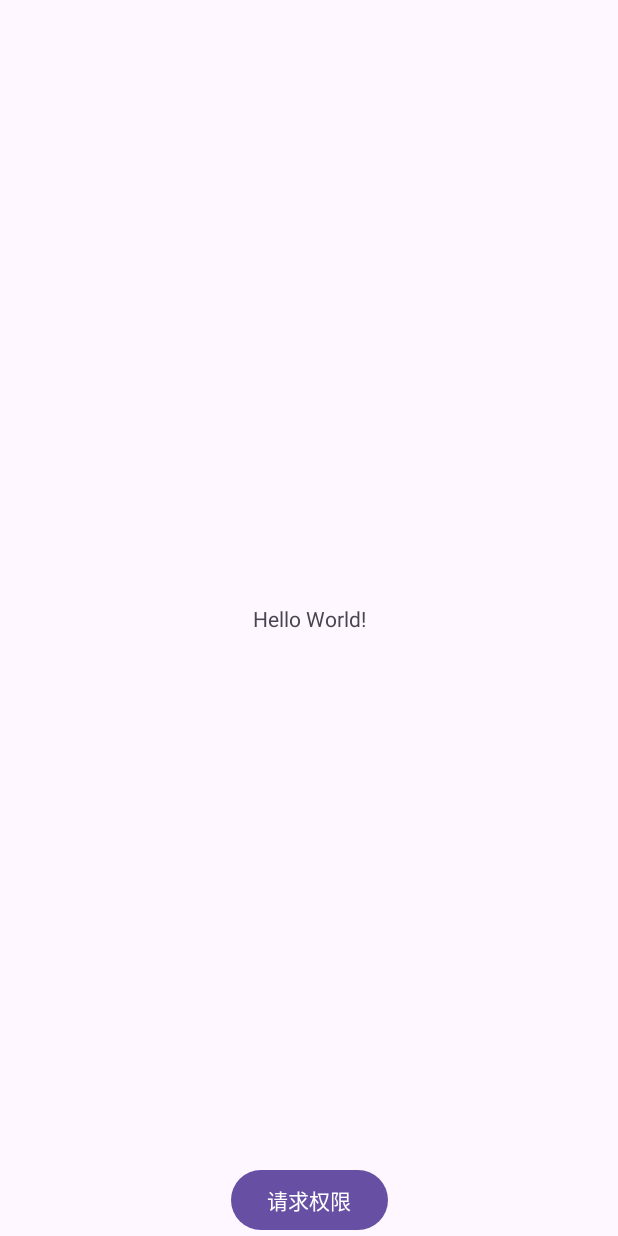
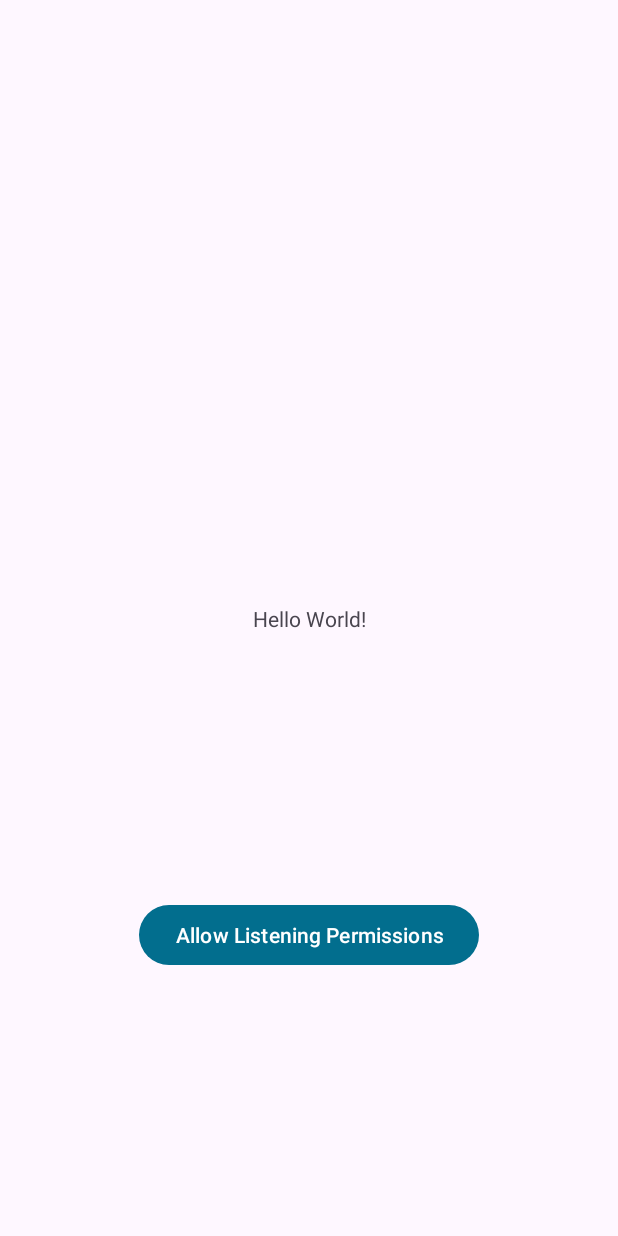
Before and after one commit to JerryHuang0424/killbill, an Android app: the screen it shows after launch (MainActivity), on a phone screen of 412 x 824 dp. Run offline under Robolectric (Android 15) with nearby library versions, the phone set to English and light mode, and no system bars; our stand-ins replace Timber; libraries missing offline, so code that uses them is left out: com.llw.easyutil; 1 statement that could not run was skipped.

Commit message:
优化了之前创建的代码逻辑，并添加了一个model用来存储数据到内存

```diff
--- a/app/src/main/java/org/wit/killbill/Activity/MainActivity.kt
+++ b/app/src/main/java/org/wit/killbill/Activity/MainActivity.kt
@@ -7,18 +7,18 @@ import android.service.notification.StatusBarNotification
 import android.view.View
 import android.widget.TextView
 import android.widget.Toast
-import androidx.activity.enableEdgeToEdge
 import androidx.appcompat.app.AppCompatActivity
 import androidx.core.app.NotificationManagerCompat
-import androidx.core.view.ViewCompat
-import androidx.core.view.WindowInsetsCompat
+import com.llw.easyutil.Easy
 import org.wit.killbill.NotifyServer.NotifyListener
 import org.wit.killbill.NotifyServer.NotifyService
 import org.wit.killbill.R
+import org.wit.killbill.databinding.ActivityMainBinding
+import org.wit.killbill.models.Model
+import timber.log.Timber
+import java.text.SimpleDateFormat
+import java.util.Date
 import java.util.Locale
-import java.util.Date
-import java.text.SimpleDateFormat
-import java.util.TimeZone
 
 class MainActivity : AppCompatActivity(), NotifyListener {
     companion object {
@@ -29,40 +29,53 @@ class MainActivity : AppCompatActivity(), NotifyListener {
 
     private lateinit var notifyService: NotifyService
 
+    private lateinit var binding: ActivityMainBinding
+
     override fun onCreate(savedInstanceState: Bundle?) {
         super.onCreate(savedInstanceState)
-        enableEdgeToEdge()
-        setContentView(R.layout.activity_main)
+        binding = ActivityMainBinding.inflate(layoutInflater)
+        setContentView(binding.root)
+
+        Easy.initialize(this)
+        //Plant a log timber tree, to show collect all information when app execute.
+        Timber.plant(Timber.DebugTree())
+        Timber.i("Placemark Activity started..")
+
         textView = findViewById(R.id.textView)
+
+        //把mainActivity页面注册通知监听
         NotifyHelper.getInstance().setNotifyListener(this)
-        ViewCompat.setOnApplyWindowInsetsListener(findViewById(R.id.main)) { v, insets ->
-            val systemBars = insets.getInsets(WindowInsetsCompat.Type.systemBars())
-            v.setPadding(systemBars.left, systemBars.top, systemBars.right, systemBars.bottom)
-            insets
-        }
 
     }
 
 
-
+    //收到通知时触发 onReceiveMessage()
     override fun onReceiveMessage(sbn: StatusBarNotification?) {
         // 1. 空安全检查
         val notification = sbn?.notification ?: return
+        var notifyModel = Model()
+        var notifyModels = ArrayList<Model>()
 
         // 2. 获取消息内容（使用安全调用和空合并操作符）
-        val msgContent = notification.tickerText?.toString() ?: ""
+        notifyModel.title = notification.tickerText?.toString() ?: ""
 
         // 3. 格式化时间（添加时区处理）
-        val time = SimpleDateFormat("yyyy-MM-dd HH:mm:ss", Locale.CHINESE).apply {
-            timeZone = TimeZone.getDefault() // 使用系统默认时区
-        }.format(Date(sbn.postTime))
+//        notifyModel.time = SimpleDateFormat("yyyy-MM-dd HH:mm:ss", Locale.CHINESE).apply {
+//            timeZone = TimeZone.getDefault() // 使用系统默认时区
+//        }.format(Date(sbn.postTime))
+        notifyModel.time =
+            SimpleDateFormat("yyyy-MM-dd HH:mm:ss", Locale.CHINESE).format(Date(sbn.getPostTime()))
+
+        if(notifyModel.title.isNotEmpty()){
+            notifyModels.add(notifyModel.copy())
+        }
 
         // 4. 更安全的UI更新（使用runOnUiThread）
         runOnUiThread {
             textView.text = """
             应用包名：${sbn.packageName}
-            消息内容：$msgContent
-            消息时间：$time
+            消息内容：${notifyModel.title}
+            消息时间：${notifyModel.time}
           """.trimIndent()
         }
     }
@@ -70,6 +83,7 @@ class MainActivity : AppCompatActivity(), NotifyListener {
      * 请求通知监听权限
      * @param view 触发视图
      */
+    //用户点击按钮触发 requestPermission(), binding with the button in the layout:
     fun requestPermission(view: View) {
         // 方法1：直接跳转通知监听权限设置页（推荐）
         val intent = Intent("android.settings.ACTION_NOTIFICATION_LISTENER_SETTINGS").apply {
--- /dev/null
+++ b/app/src/main/java/org/wit/killbill/Models/Model.kt
@@ -0,0 +1,3 @@
+package org.wit.killbill.models
+
+data class Model(var title: String = "", var time: String = "")
--- a/app/src/main/java/org/wit/killbill/NotifyServer/NotifyHepler.kt
+++ b/app/src/main/java/org/wit/killbill/NotifyServer/NotifyHepler.kt
@@ -13,6 +13,7 @@ class NotifyHelper {
         const val N_QQ = 2
         const val N_WX = 3
 
+        //注册通知监听
         fun getInstance(): NotifyHelper {
             return instance ?: synchronized(this) {
                 instance ?: NotifyHelper().also { instance = it }
--- a/app/src/main/res/layout/activity_main.xml
+++ b/app/src/main/res/layout/activity_main.xml
@@ -8,6 +8,7 @@
     tools:context=".Activity.MainActivity">
 
     <TextView
+        android:id="@+id/textView"
         android:layout_width="wrap_content"
         android:layout_height="wrap_content"
         android:text="Hello World!"
@@ -17,9 +18,10 @@
         app:layout_constraintTop_toTopOf="parent" />
 
     <Button
+        android:id="@+id/AllowButton"
         android:layout_width="wrap_content"
         android:layout_height="wrap_content"
-        android:text="请求权限"
+        android:text="@string/Allow_Permissions"
         android:onClick="requestPermission"
         app:layout_constraintBottom_toBottomOf="parent"
         app:layout_constraintEnd_toEndOf="parent"
--- a/app/src/main/res/values/colors.xml
+++ b/app/src/main/res/values/colors.xml
@@ -2,4 +2,8 @@
 <resources>
     <color name="black">#FF000000</color>
     <color name="white">#FFFFFFFF</color>
+    <color name="colorPrimary">#FFFFFF</color>
+    <color name="colorPrimaryDark">#000000</color>
+    <color name="colorAccent">#026E8E</color>
+
 </resources>
--- a/app/src/main/res/values/strings.xml
+++ b/app/src/main/res/values/strings.xml
@@ -1,3 +1,4 @@
 <resources>
     <string name="app_name">killbill</string>
+    <string name="Allow_Permissions">Allow Listening Permissions</string>
 </resources>
--- a/app/src/main/res/values/themes.xml
+++ b/app/src/main/res/values/themes.xml
@@ -2,7 +2,13 @@
     <!-- Base application theme. -->
     <style name="Base.Theme.Killbill" parent="Theme.Material3.DayNight.NoActionBar">
         <!-- Customize your light theme here. -->
-        <!-- <item name="colorPrimary">@color/my_light_primary</item> -->
+        <item name="colorPrimary">@color/colorAccent</item>
+        <item name="colorPrimaryVariant">@color/colorPrimaryDark</item>
+        <item name="colorOnPrimary">@color/white</item>
+        <!-- Secondary brand color. -->
+        <item name="colorOnSecondary">@color/black</item>
+        <!-- Status bar color. -->
+        <item name="android:statusBarColor">?attr/colorPrimaryVariant</item>
     </style>
 
     <style name="Theme.Killbill" parent="Base.Theme.Killbill" />
--- a/gradle/libs.versions.toml
+++ b/gradle/libs.versions.toml
@@ -1,5 +1,5 @@
 [versions]
-agp = "8.9.1"
+agp = "8.10.0"
 kotlin = "2.0.21"
 coreKtx = "1.16.0"
 junit = "4.13.2"
@@ -10,6 +10,8 @@ material = "1.12.0"
 activity = "1.10.1"
 constraintlayout = "2.2.1"
 protoliteWellKnownTypes = "18.0.1"
+timber = "1.5.1"
+easyLibrary = "1.0.4"
 
 [libraries]
 androidx-core-ktx = { group = "androidx.core", name = "core-ktx", version.ref = "coreKtx" }
@@ -21,6 +23,8 @@ material = { group = "com.google.android.material", name = "material", version.r
 androidx-activity = { group = "androidx.activity", name = "activity", version.ref = "activity" }
 androidx-constraintlayout = { group = "androidx.constraintlayout", name = "constraintlayout", version.ref = "constraintlayout" }
 protolite-well-known-types = { group = "com.google.firebase", name = "protolite-well-known-types", version.ref = "protoliteWellKnownTypes" }
+timber = { module = "com.github.ajalt:timberkt", version.ref = "timber" }
+easy-library = { group = "com.github.lilongweidev", name = "EasyLibrary", version.ref = "easyLibrary"  }
 
 [plugins]
 android-application = { id = "com.android.application", version.ref = "agp" }
```
Also changed, not shown: app/build.gradle.kts (+6 -1 lines).
